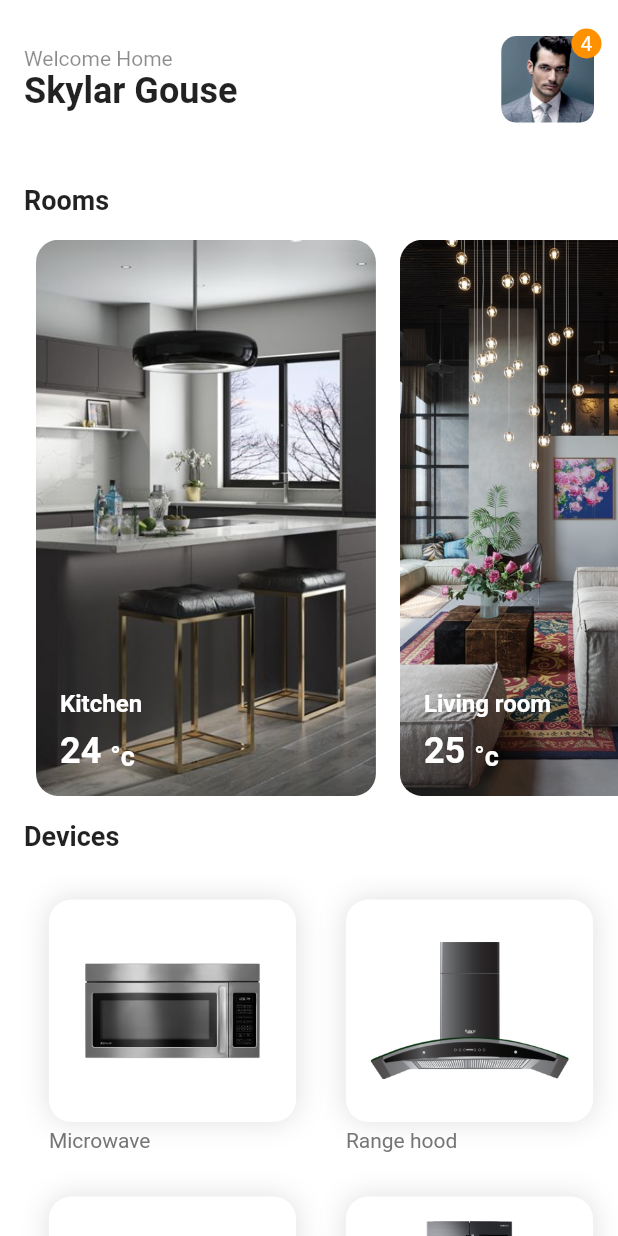
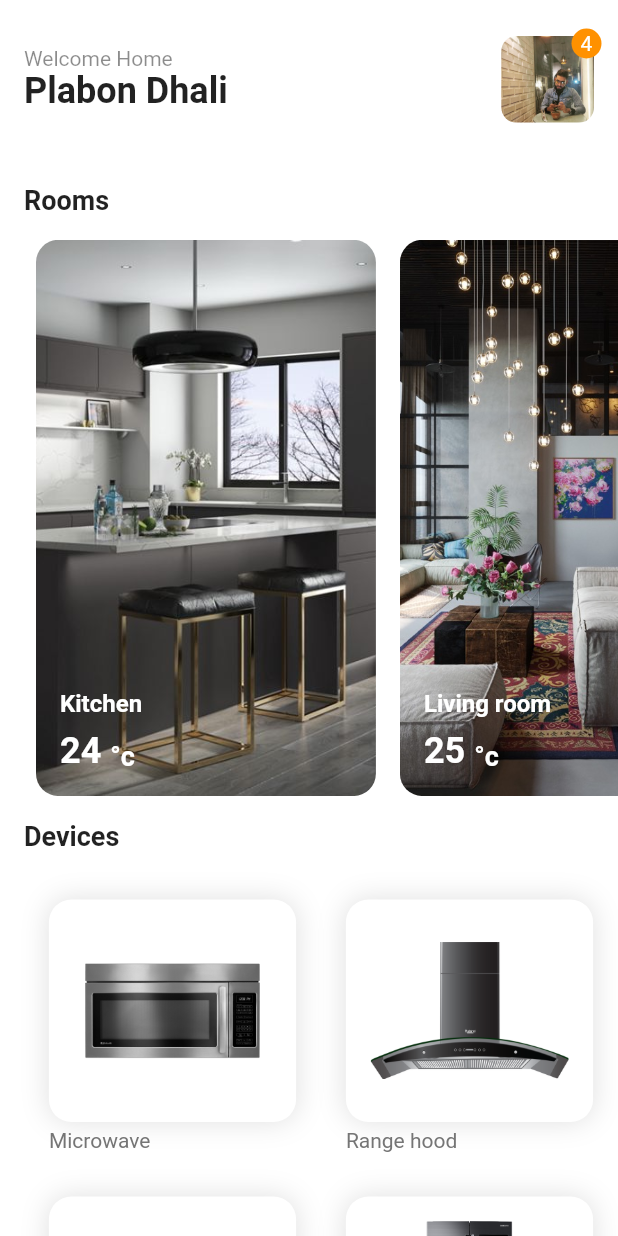
Before and after one commit to abidplabon/smart_home-master, a Flutter app: the screen it shows after launch, on a phone screen of 412 x 824 dp. Run offline on Flutter 3.47's test engine with Material 2 defaults, Android fonts, the phone set to English and light mode, and no system bars.

Commit message:
Fix Error

```diff
--- a/lib/widgets/top_header.dart
+++ b/lib/widgets/top_header.dart
@@ -23,7 +23,7 @@ class TopHeader extends StatelessWidget {
                 ),
               ),
               Text(
-                'Skylar Gouse',
+                'Plabon Dhali',
                 style: TextStyle(
                     color: Colors.black87,
                     fontWeight: FontWeight.bold,
@@ -39,7 +39,7 @@ class TopHeader extends StatelessWidget {
                 child: Container(
                   width: _width*0.15,
                   height: _height*0.07,
-                  child: Image.asset('assets/images/man.jpg',fit: BoxFit.cover,),
+                  child: Image.asset('assets/images/abid.jpeg',fit: BoxFit.cover,),
                 ),
               ),
               Positioned(
```
Also changed, not shown: lib/widgets/lighting_card.dart (+21 -9 lines), assets/images/abid.jpeg (added), pubspec.lock.
